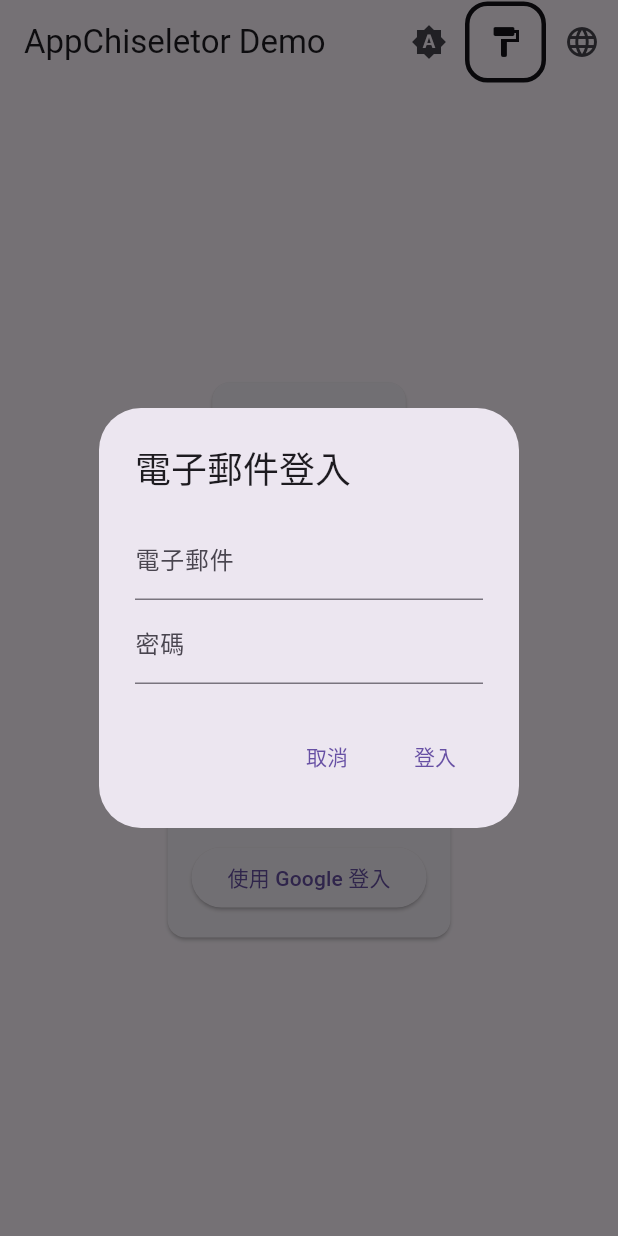
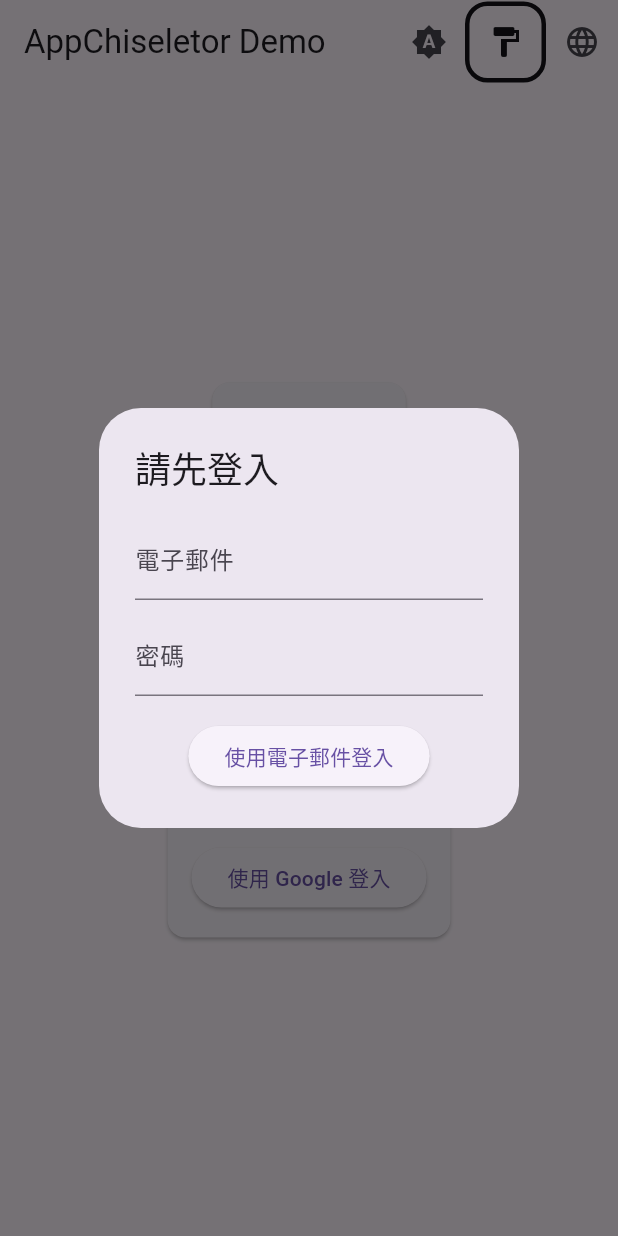
Before and after one commit to Yunitrish006006/AppChiseletor, a Flutter app: the screen it shows after launch, after a tap on "登入", on a phone screen of 412 x 824 dp. Run offline on Flutter 3.47's test engine with Material 3 defaults, Android fonts, the phone set to English and light mode, and no system bars; our stand-ins replace firebase_auth, firebase_core, google_sign_in, nested; accounts and stored records are empty; generated files the repository leaves out were written again.

Commit message:
feat: Refactor login dialog and update theme selection button integration

```diff
--- a/example/lib/main.dart
+++ b/example/lib/main.dart
@@ -1,5 +1,6 @@
 import 'package:app_chiseletor/auth/auth_manager.dart';
 import 'package:app_chiseletor/theme/app_initializer.dart';
+import 'package:app_chiseletor/auth/email_login.dart';
 import 'package:app_chiseletor/widgets/theme_material_app.dart';
 import 'package:app_chiseletor/widgets/theme_toggle_button.dart';
 import 'package:app_chiseletor/widgets/theme_selection_button.dart';
@@ -50,6 +51,7 @@ class HomePage extends StatelessWidget {
         title: const Text('AppChiseletor Demo'),
         actions: const [
           ThemeToggleButton(),
+          ThemeSelectionButton(),
           LanguageToggleButton(),
         ],
       ),
@@ -95,7 +97,19 @@ class HomePage extends StatelessWidget {
                       ),
                     ] else ...[
                       ElevatedButton(
-                        onPressed: () => _showLoginDialog(context),
+                        onPressed: () => {
+                          showDialog(
+                            context: context,
+                            builder: (context) => AlertDialog(
+                              title: const Text('請先登入'),
+                              content: EmailLoginBlock(
+                                authManager: authManager,
+                                onLoginStart: () => {},
+                                onLoginEnd: () => {},
+                              ),
+                            ),
+                          )
+                        },
                         child: const Text('登入'),
                       ),
                       const SizedBox(height: 8),
@@ -113,44 +127,4 @@ class HomePage extends StatelessWidget {
       ),
     );
   }
-
-  void _showLoginDialog(BuildContext context) {
-    String email = '';
-    String password = '';
-
-    showDialog(
-      context: context,
-      builder: (context) => AlertDialog(
-        title: const Text('電子郵件登入'),
-        content: Column(
-          mainAxisSize: MainAxisSize.min,
-          children: [
-            TextField(
-              decoration: const InputDecoration(labelText: '電子郵件'),
-              onChanged: (value) => email = value,
-            ),
-            TextField(
-              decoration: const InputDecoration(labelText: '密碼'),
-              obscureText: true,
-              onChanged: (value) => password = value,
-            ),
-          ],
-        ),
-        actions: [
-          TextButton(
-            onPressed: () => Navigator.pop(context),
-            child: const Text('取消'),
-          ),
-          TextButton(
-            onPressed: () {
-              final authManager = context.read<AuthenticationManager>();
-              authManager.signInWithEmailAndPassword(email, password);
-              Navigator.pop(context);
-            },
-            child: const Text('登入'),
-          ),
-        ],
-      ),
-    );
-  }
 }
--- a/lib/home_page.dart
+++ b/lib/home_page.dart
@@ -1,5 +1,6 @@
 import 'package:app_chiseletor/auth/auth_button.dart';
 import 'package:app_chiseletor/widgets/language_toggle_button.dart';
+import 'package:app_chiseletor/widgets/theme_selection_button.dart';
 import 'package:app_chiseletor/widgets/theme_toggle_button.dart';
 import 'package:flutter/material.dart';
 import 'package:flutter_gen/gen_l10n/app_localizations.dart';
@@ -34,6 +35,7 @@ class _MyHomePageState extends State<MyHomePage> {
         actions: const [
           LanguageToggleButton(),
           ThemeToggleButton(),
+          ThemeSelectionButton(),
           AuthButton(),
         ],
       ),
--- a/lib/main.dart
+++ b/lib/main.dart
@@ -8,10 +8,8 @@ import 'package:flutter/material.dart';
 import 'package:provider/provider.dart';
 import 'home_page.dart';
 
-// 全局錯誤處理
 void handleError(Object error, StackTrace stack) {
   debugPrint('ERROR: $error\nSTACK: $stack');
-  // 這裡可以添加錯誤報告服務，如 Sentry 或 Firebase Crashlytics
 }
 
 Future<void> main() async {
@@ -32,24 +30,12 @@ Future<void> main() async {
     MultiProvider(
       providers: providers,
       child: Builder(
-        builder: (context) => const MyApp(),
+        builder: (context) => const ThemedMaterialApp(
+          home: AuthWrapper(
+            homepage: MyHomePage(title: 'Flutter Demo', child: DemoContent()),
+          ),
+        ),
       ),
     ),
   );
 }
-
-class MyApp extends StatelessWidget {
-  const MyApp({super.key});
-
-  @override
-  Widget build(BuildContext context) {
-    return const ThemedMaterialApp(
-      home: AuthWrapper(
-        homepage: MyHomePage(
-          title: 'Flutter Demo',
-          child: DemoContent(),
-        ),
-      ),
-    );
-  }
-}
--- a/lib/pages/login_page.dart
+++ b/lib/pages/login_page.dart
@@ -2,6 +2,7 @@ import 'package:app_chiseletor/auth/auth_manager.dart';
 import 'package:app_chiseletor/auth/email_login.dart';
 import 'package:app_chiseletor/auth/google_login.dart';
 import 'package:app_chiseletor/widgets/language_toggle_button.dart';
+import 'package:app_chiseletor/widgets/theme_selection_button.dart';
 import 'package:app_chiseletor/widgets/theme_toggle_button.dart';
 import 'package:flutter/material.dart';
 import 'package:flutter_gen/gen_l10n/app_localizations.dart';
@@ -36,6 +37,7 @@ class _LoginPageState extends State<LoginPage> {
         actions: const [
           LanguageToggleButton(),
           ThemeToggleButton(),
+          ThemeSelectionButton(),
         ],
         backgroundColor: theme.appBarTheme.backgroundColor,
         foregroundColor: theme.appBarTheme.foregroundColor,
--- a/lib/widgets/theme_toggle_button.dart
+++ b/lib/widgets/theme_toggle_button.dart
@@ -2,7 +2,6 @@ import 'package:flutter/material.dart';
 import 'package:provider/provider.dart';
 import 'package:flutter_gen/gen_l10n/app_localizations.dart';
 import '../theme/theme_manager.dart';
-import 'theme_selection_button.dart';
 
 class ThemeToggleButton extends StatelessWidget {
   const ThemeToggleButton({super.key});
@@ -41,18 +40,12 @@ class ThemeToggleButton extends StatelessWidget {
         break;
     }
 
-    return Row(
-      mainAxisSize: MainAxisSize.min,
-      children: [
-        IconButton(
-          icon: Icon(icon),
-          tooltip: tooltip,
-          onPressed: () {
-            themeManager.toggleThemeMode(context);
-          },
-        ),
-        const ThemeSelectionButton(),
-      ],
+    return IconButton(
+      icon: Icon(icon),
+      tooltip: tooltip,
+      onPressed: () {
+        themeManager.toggleThemeMode(context);
+      },
     );
   }
 }
```
